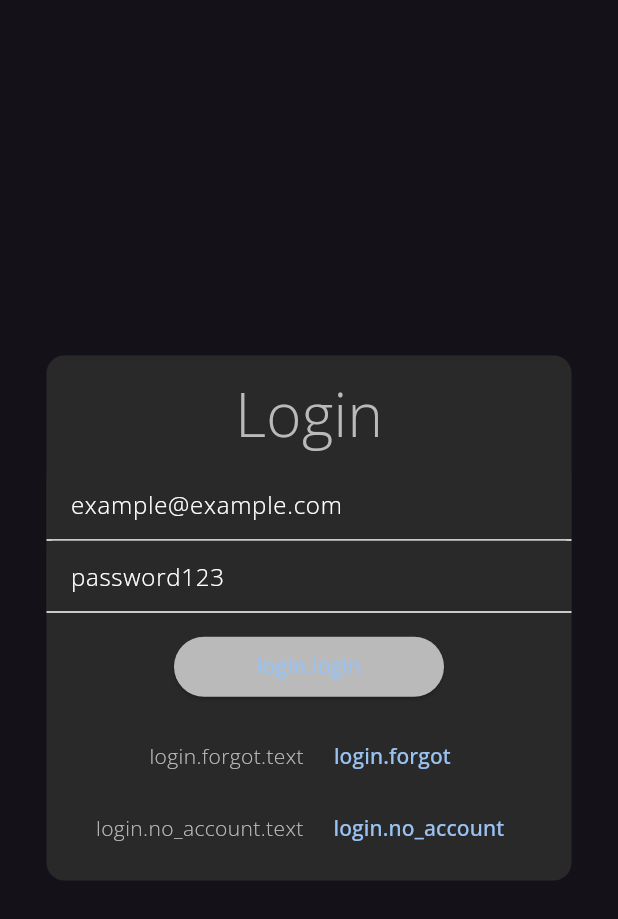
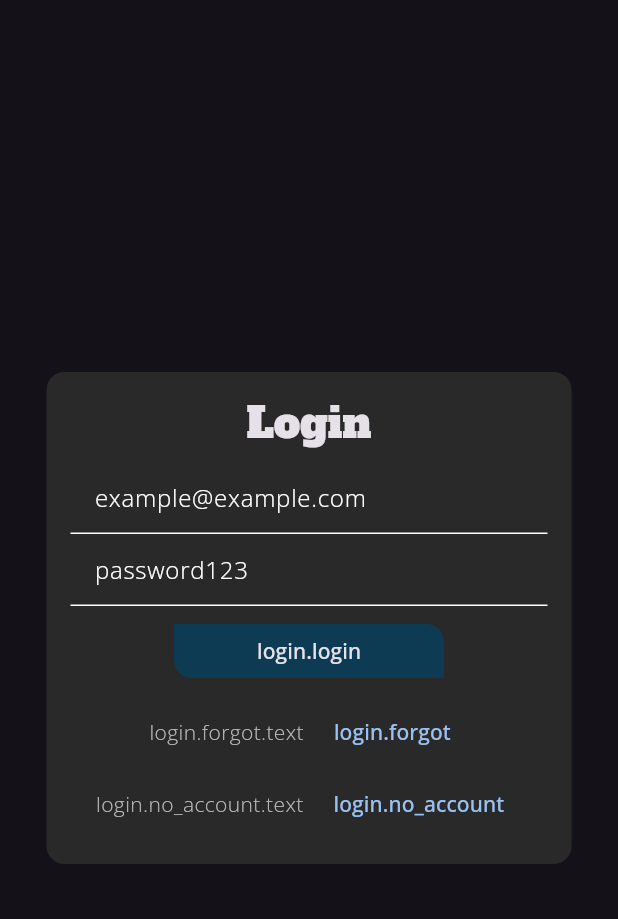
Before and after one commit to Liphium/chat_interface, a Flutter app: the screen it shows after launch, after a tap on "Local server", on a phone screen of 412 x 824 dp. Shown: the top 919 px of the screen. Run offline on Flutter 3.47's test engine with Material 2 defaults, Android fonts, the phone set to English and light mode, and no system bars; our stand-ins replace drift, flutter_animate, get, logger; missing offline and left inert: encrypt, flutter_webrtc, livekit_client, pointycastle, record; accounts and stored records are empty; generated files the repository leaves out were written again; statements that could not run were skipped.

Commit message:
Better login page

```diff
--- a/lib/pages/status/login/login_page.dart
+++ b/lib/pages/status/login/login_page.dart
@@ -1,6 +1,7 @@
 import 'package:chat_interface/database/database.dart';
 import 'package:chat_interface/pages/status/register/register_page.dart';
 import 'package:chat_interface/pages/status/setup/setup_manager.dart';
+import 'package:chat_interface/theme/components/fj_button.dart';
 import 'package:chat_interface/util/vertical_spacing.dart';
 import 'package:chat_interface/util/web.dart';
 import 'package:flutter/material.dart';
@@ -46,17 +47,15 @@ class _LoginPageState extends State<LoginPage> {
             ),
             color: theme.colorScheme.background,
           ),
-          height: 350,
+          padding: const EdgeInsets.all(defaultSpacing * 2),
           width: 350,
           child: Column(
             mainAxisAlignment: MainAxisAlignment.center,
             crossAxisAlignment: CrossAxisAlignment.center,
+            mainAxisSize: MainAxisSize.min,
             children: [
               Text("Login".tr,
-                  style: const TextStyle(
-                    fontWeight: FontWeight.w100,
-                    fontSize: 40,
-                  )),
+                  style: theme.textTheme.headlineMedium),
               verticalSpacing(defaultSpacing),
               Obx(
                 () => TextField(
@@ -89,8 +88,8 @@ class _LoginPageState extends State<LoginPage> {
               verticalSpacing(defaultSpacing * 1.5),
               SizedBox(
                   width: 180,
-                  child: ElevatedButton(
-                    onPressed: () {
+                  child: FJElevatedButton(
+                    onTap: () {
                       if (_loading.value) return;
                       _loading.value = true;
 
@@ -127,6 +126,7 @@ class _LoginPageState extends State<LoginPage> {
                         _loading.value = false;
                       });
                     },
+                    child: Center(
                       child: Obx(() => _loading.value
                           ? const SizedBox(
                               width: 20,
@@ -134,7 +134,8 @@ class _LoginPageState extends State<LoginPage> {
                               child: CircularProgressIndicator(
                                 strokeWidth: 2.0,
                               ))
-                        : Text('login.login'.tr)),
+                          : Text('login.login'.tr, style: theme.textTheme.labelLarge)),
+                    ),
                   )),
               verticalSpacing(defaultSpacing * 1.5),
               Row(
```
Lines whose indentation alone changed are shown as unchanged.
